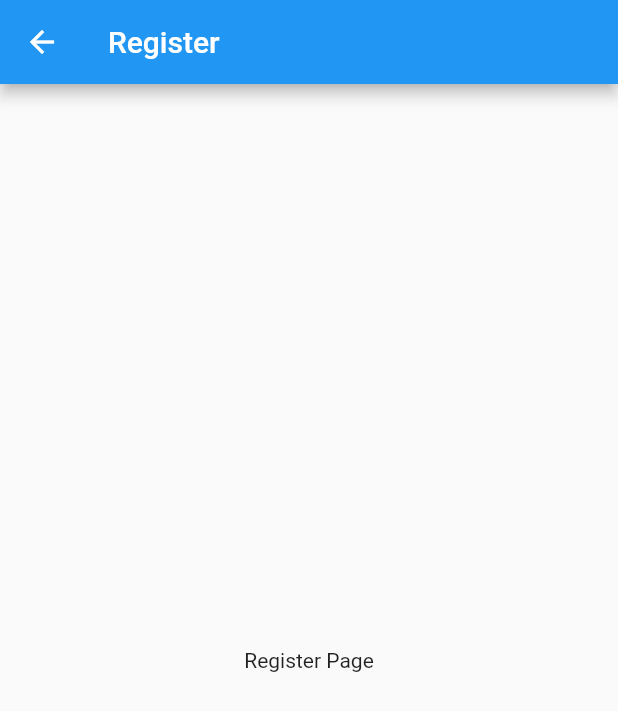
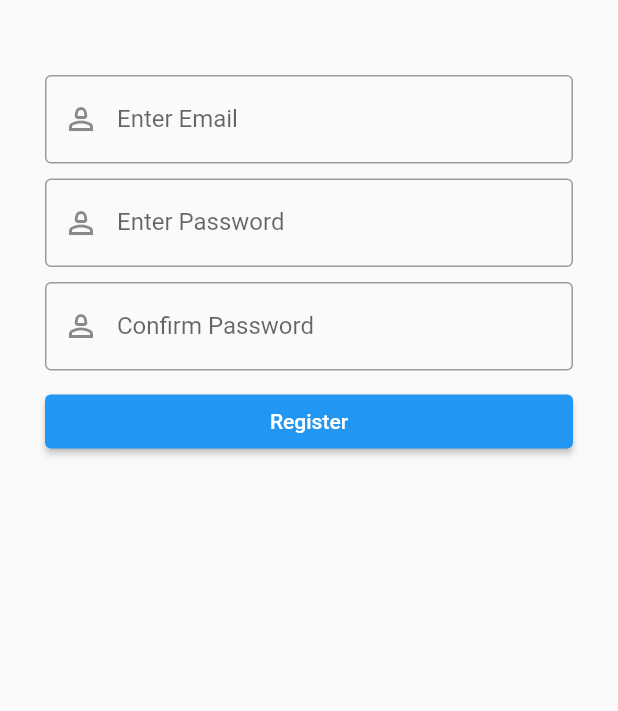
Before and after one commit to shayaansultan/orbital_paisalah, a Flutter app: the RegisterPage screen opened directly, on a phone screen of 412 x 824 dp. Shown: the top 711 px of the screen. Run offline on Flutter 3.47's test engine with Material 2 defaults, Android fonts, the phone set to English and light mode, and no system bars.

Commit message:
Update register_page.dart

```diff
--- a/lib/screens/register_page.dart
+++ b/lib/screens/register_page.dart
@@ -4,11 +4,55 @@ class RegisterPage extends StatelessWidget {
   @override
   Widget build(BuildContext context) {
     return (Scaffold(
-      appBar: AppBar(
-        title: Text('Register'),
-      ),
-      body: Center(
-        child: Text('Register Page'),
+      body: SingleChildScrollView(
+        child: Container(
+          padding: const EdgeInsets.all(30.0),
+          child: Column(
+            children: [
+              Container(
+                padding: const EdgeInsets.symmetric(vertical: 20.0),
+                child: Form(
+                  child: Column(
+                    crossAxisAlignment: CrossAxisAlignment.start,
+                    children: [
+                      TextFormField(
+                        decoration: const InputDecoration(
+                          label: Text("Enter Email"),
+                          prefixIcon: Icon(Icons.person_2_outlined),
+                          border: OutlineInputBorder(),
+                        ),
+                      ),
+                      const SizedBox(height: 10),
+                      TextFormField(
+                        decoration: const InputDecoration(
+                          label: Text("Enter Password"),
+                          prefixIcon: Icon(Icons.person_2_outlined),
+                          border: OutlineInputBorder(),
+                        ),
+                      ),
+                      const SizedBox(height: 10),
+                      TextFormField(
+                        decoration: const InputDecoration(
+                          label: Text("Confirm Password"),
+                          prefixIcon: Icon(Icons.person_2_outlined),
+                          border: OutlineInputBorder(),
+                        ),
+                      ),
+                      const SizedBox(height: 10),
+                      SizedBox(
+                        width: double.infinity,
+                        child: ElevatedButton(
+                          onPressed: () {},
+                          child: const Text("Register"),
+                        ),
+                      ),
+                    ],
+                  )
+                ),
+              )
+            ],
+          ),
+        ),
       ),
     ));
   }
```
